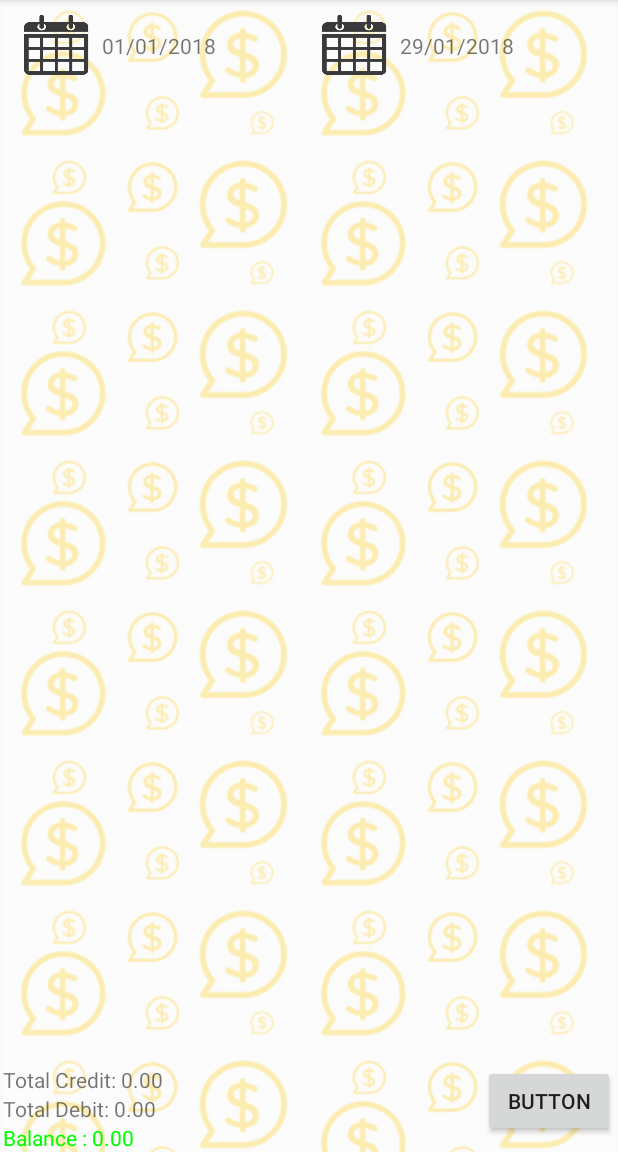
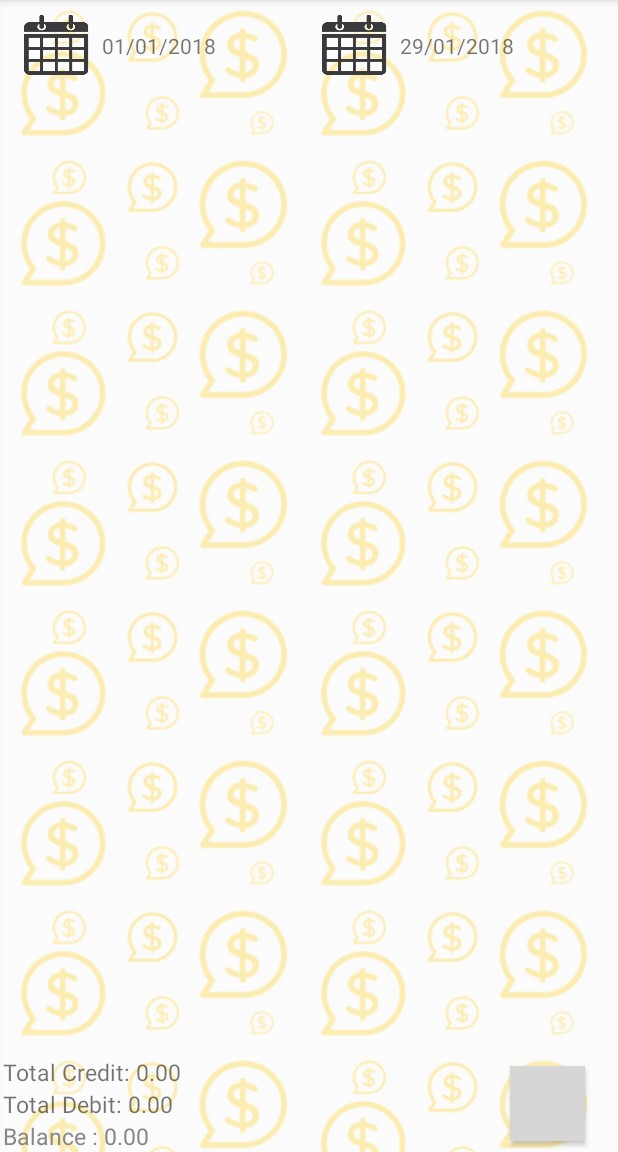
Before and after one commit to imposimato/SixBowlsAndroid, an Android app: the Reports screen opened directly, with no data from a screen before it, on a phone screen of 412 x 824 dp, the part 84-1236 px from its top. Run offline under Robolectric (Android 15) with nearby library versions, the phone set to English and light mode, and no system bars; grey boxes are pictures that could not be loaded.

Commit message:
0.9 commit Observation Field Implemented Graphics working

```diff
--- a/app/build.gradle
+++ b/app/build.gradle
@@ -5,7 +5,7 @@ android {
     buildToolsVersion '26.0.2'
     defaultConfig {
         applicationId "com.luiz.sixbowls"
-        minSdkVersion 23
+        minSdkVersion 22
         targetSdkVersion 26
         versionCode 1
         versionName "1.0"
@@ -26,13 +26,11 @@ dependencies {
     androidTestCompile('com.android.support.test.espresso:espresso-core:2.2.2', {
         exclude group: 'com.android.support', module: 'support-annotations'
     })
-
     implementation 'com.github.PhilJay:MPAndroidChart:v3.0.3'
     compile 'com.android.support:appcompat-v7:26.+'
     compile 'com.android.support.constraint:constraint-layout:1.0.2'
     compile 'com.android.support:recyclerview-v7:26.+'
     compile 'com.google.android.gms:play-services-vision:11.0.4'
     compile 'com.android.support:design:22.2.0'
-
     testCompile 'junit:junit:4.12'
 }
--- a/app/src/main/java/com/luiz/sixbowls/BalanceUpdate.java
+++ b/app/src/main/java/com/luiz/sixbowls/BalanceUpdate.java
@@ -68,8 +68,10 @@ public class BalanceUpdate {
 
         if (totalCred - totalDeb < 0) {
             Reports.balanceTV.setTextColor(Color.RED);
+        } else if (totalCred - totalDeb > 0) {
+            Reports.balanceTV.setTextColor(Color.GREEN);
         } else {
-            Reports.balanceTV.setTextColor(Color.GREEN);
+            Reports.balanceTV.setTextColor(Color.GRAY);
         }
 
         Reports.balanceTV.setText("Balance : " + String.format("%.2f", (totalCred - totalDeb)));
--- a/app/src/main/java/com/luiz/sixbowls/MainActivity.java
+++ b/app/src/main/java/com/luiz/sixbowls/MainActivity.java
@@ -1,8 +1,7 @@
 package com.luiz.sixbowls;
 
-// TODO: LAYOUT
-// TODO: Run DB backgroud
 // TODO: Strings in the Resources
+// TODO: Menu
 // TODO: Export/Import CSV file (Upload to Drive)
 
 import android.app.Dialog;
--- a/app/src/main/java/com/luiz/sixbowls/Reports.java
+++ b/app/src/main/java/com/luiz/sixbowls/Reports.java
@@ -3,10 +3,9 @@ package com.luiz.sixbowls;
 import android.app.DialogFragment;
 import android.app.FragmentTransaction;
 import android.content.Intent;
-import android.database.Cursor;
 import android.database.sqlite.SQLiteDatabase;
 import android.database.sqlite.SQLiteOpenHelper;
-import android.graphics.Color;
+import android.os.AsyncTask;
 import android.support.v7.app.AppCompatActivity;
 import android.os.Bundle;
 import android.view.Menu;
@@ -15,8 +14,6 @@ import android.view.View;
 import android.widget.Button;
 import android.widget.TextView;
 import android.widget.Toast;
-
-import java.text.DecimalFormat;
 import java.text.SimpleDateFormat;
 import java.util.Calendar;
 import java.util.Date;
@@ -178,4 +175,5 @@ public class Reports extends AppCompatActivity implements DatePickerFragment.The
         super.onDestroy();
         db.close();
     }
+
 }
--- a/app/src/main/res/layout/activity_reports.xml
+++ b/app/src/main/res/layout/activity_reports.xml
@@ -29,9 +29,6 @@
             android:id="@+id/btnDateReport2"
             android:layout_width="50dp"
             android:layout_height="50dp"
-            android:layout_alignParentStart="true"
-            android:layout_alignParentTop="true"
-            android:layout_below="@+id/gridLayReport"
             android:layout_column="2"
             android:layout_columnWeight="1"
             android:background="@drawable/datebg"
@@ -43,7 +40,7 @@
             android:layout_height="wrap_content"
             android:layout_column="1"
             android:layout_columnWeight="6"
-            android:layout_toEndOf="@+id/btnDateReport1" />
+            />
 
         <TextView
             android:id="@+id/txtViewDateReport2"
@@ -80,26 +77,32 @@
         <TextView
             android:id="@+id/resultCredTV"
             android:layout_width="wrap_content"
-            android:layout_height="wrap_content" />
+            android:layout_height="wrap_content"
+            android:textSize="15sp" />
 
         <TextView
             android:id="@+id/resultDebTV"
             android:layout_width="wrap_content"
             android:layout_height="wrap_content"
-            android:layout_below="@+id/resultCredTV" />
+            android:layout_below="@+id/resultCredTV"
+            android:textSize="15sp" />
 
         <TextView
             android:id="@+id/balanceTV"
             android:layout_width="wrap_content"
             android:layout_height="wrap_content"
-            android:layout_below="@+id/resultDebTV" />
+            android:layout_below="@+id/resultDebTV"
+            android:textSize="15sp" />
 
         <Button
             android:id="@+id/graphicBt"
-            android:layout_width="wrap_content"
-            android:layout_height="wrap_content"
+            android:layout_width="50dp"
+            android:layout_height="50dp"
             android:layout_alignParentEnd="true"
-            android:text="Button" />
+            android:layout_centerInParent="true"
+            android:layout_marginEnd="20dp"
+            android:background="@drawable/piechartbg"
+            android:padding="5dp" />
 
     </RelativeLayout>
 
```
Also changed, not shown: app/src/main/java/com/luiz/sixbowls/EntriesFragment.java (+3 -5 lines), app/src/main/res/layout/activity_main.xml (+5 -3 lines), app/src/main/ic_launcher-web.png (added), app/src/main/res/mipmap-hdpi/ic_launcher.png, app/src/main/res/mipmap-mdpi/ic_launcher.png, app/src/main/res/mipmap-xhdpi/ic_launcher.png, app/src/main/res/mipmap-xxhdpi/ic_launcher.png, app/src/main/res/mipmap-xxxhdpi/ic_launcher.png.
